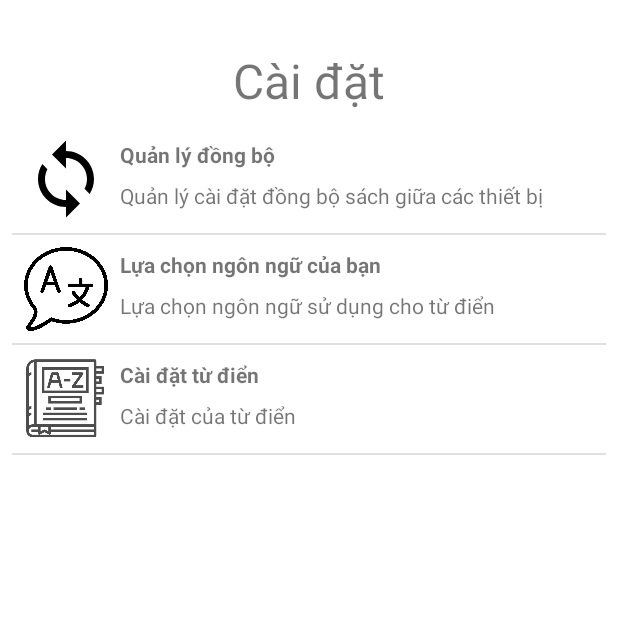
After one commit to mirushi/BookLib, an Android app: the SettingsActivity screen opened directly, with no data from a screen before it, on a phone screen of 412 x 824 dp, the top half of it. The commit adds this screen. Run offline under Robolectric (Android 15) with nearby library versions, the phone set to English and light mode, and no system bars.

Commit message:
Thêm Activity cài đặt

```diff
--- a/app/src/main/AndroidManifest.xml
+++ b/app/src/main/AndroidManifest.xml
@@ -30,6 +30,8 @@
             android:label="About" />
         <activity android:name=".Activity.AddNewBookActivity" />
 
+        <activity android:name=".Activity.SettingsActivity"/>
+
         <activity android:name=".Activity.openListSong" />
 
         <service android:name=".service.MyService" />
--- a/app/src/main/java/luubieunghi/lbn/booklib/Activity/MainActivity.java
+++ b/app/src/main/java/luubieunghi/lbn/booklib/Activity/MainActivity.java
@@ -11,6 +11,7 @@ import androidx.viewpager.widget.ViewPager;
 
 import luubieunghi.lbn.booklib.R;
 import luubieunghi.lbn.booklib.adapter.BookListingPagerAdapter;
+import luubieunghi.lbn.booklib.adapter.BookRecyclerViewAdapter;
 import luubieunghi.lbn.booklib.service.AppWideGesturesListener;
 
 import android.content.Intent;
@@ -20,6 +21,7 @@ import android.os.PersistableBundle;
 import android.view.GestureDetector.SimpleOnGestureListener;
 import android.view.Menu;
 import android.view.MenuItem;
+import android.widget.Toast;
 
 import com.google.android.material.tabs.TabLayout;
 
@@ -63,6 +65,44 @@ public class MainActivity extends AppCompatActivity {
     }
 
     @Override
+    public boolean onContextItemSelected(MenuItem item){
+
+        switch (item.getItemId())
+        {
+            case BookRecyclerViewAdapter.loadBookDetailsID:{
+                displayMessage("Load Book Details Clicked !");
+                return true;
+            }
+            case BookRecyclerViewAdapter.startReadingBookID:{
+                displayMessage("Start reading book clicked !");
+                return true;
+            }
+            case BookRecyclerViewAdapter.viewBookmarksID:{
+                displayMessage("View Bookmark clicked !");
+                return true;
+            }
+            case BookRecyclerViewAdapter.viewHighlightsID:{
+                displayMessage("View highlight clicked !");
+                return true;
+            }
+            case BookRecyclerViewAdapter.markReadID:{
+                displayMessage("Mark read clicked !");
+                return true;
+            }
+            case BookRecyclerViewAdapter.deleteBookID:{
+                displayMessage("Delete book clicked !");
+                return true;
+            }
+        }
+
+        return super.onContextItemSelected(item);
+    }
+
+    private void displayMessage(String message){
+        Toast.makeText(this, message, Toast.LENGTH_LONG).show();
+    }
+
+    @Override
     public void onConfigurationChanged(Configuration newConfig) {
         super.onConfigurationChanged(newConfig);
         drawerToggle.onConfigurationChanged(newConfig);
@@ -93,15 +133,26 @@ public class MainActivity extends AppCompatActivity {
         toolbar.setOnMenuItemClickListener(new OnMenuItemClickListener() {
             @Override
             public boolean onMenuItemClick(MenuItem item) {
-                if (item.getItemId() == R.id.menu_item_about)
+                switch (item.getItemId())
+                {
+                    case R.id.menu_item_about:
                     {
                         Intent intent = new Intent(MainActivity.this, AboutActivity.class);
                         startActivity(intent);
+                        break;
                     }
-                else if (item.getItemId() == R.id.menu_main_item_add_book)
+                    case R.id.menu_main_item_add_book:
                     {
                         Intent intent = new Intent(MainActivity.this, AddNewBookActivity.class);
                         startActivity(intent);
+                        break;
+                    }
+                    case R.id.menu_item_settings:
+                    {
+                        Intent intent = new Intent(MainActivity.this, SettingsActivity.class);
+                        startActivity(intent);
+                        break;
+                    }
                 }
                 return false;
             }
--- /dev/null
+++ b/app/src/main/java/luubieunghi/lbn/booklib/Activity/SettingsActivity.java
@@ -0,0 +1,56 @@
+package luubieunghi.lbn.booklib.Activity;
+
+import android.graphics.drawable.Drawable;
+import android.os.Bundle;
+import android.widget.ListView;
+
+import java.util.ArrayList;
+
+import androidx.appcompat.app.AppCompatActivity;
+import luubieunghi.lbn.booklib.R;
+import luubieunghi.lbn.booklib.adapter.SettingsItemAdapter;
+import luubieunghi.lbn.booklib.model.SettingItemModel;
+
+public class SettingsActivity extends AppCompatActivity {
+
+    ListView lsViewSettings;
+    SettingItemModel simSync;
+    SettingItemModel simSelectLanguages;
+    SettingItemModel simDictionarySettings;
+
+    @Override
+    protected void onCreate (Bundle savedInstanceState){
+        super.onCreate(savedInstanceState);
+        setContentView(R.layout.activity_settings);
+
+        //Ánh xạ giá trị.
+        AssignValues();
+
+        //Load listView item.
+        LoadSettingsItem();
+    }
+
+    private void LoadSettingsItem() {
+        ArrayList<SettingItemModel> settingsItem = new ArrayList<>();
+
+        Drawable syncIcon = getResources().getDrawable(R.drawable.ic_sync_black_24dp);
+        simSync = new SettingItemModel("Quản lý đồng bộ", "Quản lý cài đặt đồng bộ sách giữa các thiết bị", syncIcon);
+
+        Drawable selectLanguageIcon = getResources().getDrawable(R.drawable.ic_language);
+        simSelectLanguages = new SettingItemModel("Lựa chọn ngôn ngữ của bạn", "Lựa chọn ngôn ngữ sử dụng cho từ điển", selectLanguageIcon);
+
+        Drawable dictionarySettingsIcon = getResources().getDrawable(R.drawable.ic_dictionary);
+        simDictionarySettings = new SettingItemModel("Cài đặt từ điển", "Cài đặt của từ điển", dictionarySettingsIcon);
+
+        settingsItem.add(simSync);
+        settingsItem.add(simSelectLanguages);
+        settingsItem.add(simDictionarySettings);
+
+        SettingsItemAdapter adapter = new SettingsItemAdapter(this, R.layout.item_setting, settingsItem);
+        lsViewSettings.setAdapter(adapter);
+    }
+
+    private void AssignValues() {
+        lsViewSettings = (ListView)findViewById(R.id.activity_settings_lsView_settings);
+    }
+}
--- a/app/src/main/java/luubieunghi/lbn/booklib/adapter/BookRecyclerViewAdapter.java
+++ b/app/src/main/java/luubieunghi/lbn/booklib/adapter/BookRecyclerViewAdapter.java
@@ -4,6 +4,7 @@ import android.content.Context;
 import android.content.Intent;
 import android.view.ContextMenu;
 import android.view.LayoutInflater;
+import android.view.MenuItem;
 import android.view.View;
 import android.view.ViewGroup;
 import android.widget.ImageView;
@@ -26,12 +27,12 @@ public class BookRecyclerViewAdapter extends RecyclerView.Adapter<BookRecyclerVi
     private Context context;
 
     //Những hằng số để phân biệt các item trong context menu.
-    private final int startReadingBookID = 1123;
-    private final int loadBookDetailsID = 1124;
-    private final int viewBookmarksID = 1125;
-    private final int viewHighlightsID = 1126;
-    private final int markReadID = 1127;
-    private final int deleteBookID = 1128;
+    public static final int startReadingBookID = 1123;
+    public static final int loadBookDetailsID = 1124;
+    public static final int viewBookmarksID = 1125;
+    public static final int viewHighlightsID = 1126;
+    public static final int markReadID = 1127;
+    public static final int deleteBookID = 1128;
 
     public BookRecyclerViewAdapter(List<Book> bookList) {
         this.bookList = bookList;
@@ -91,6 +92,7 @@ public class BookRecyclerViewAdapter extends RecyclerView.Adapter<BookRecyclerVi
             menu.add(this.getAdapterPosition(), markReadID, 4, "Đánh dấu là đã đọc");
             menu.add(this.getAdapterPosition(), deleteBookID, 5, "Xoá sách");
         }
+
     }
 
 
--- /dev/null
+++ b/app/src/main/java/luubieunghi/lbn/booklib/adapter/SettingsItemAdapter.java
@@ -0,0 +1,60 @@
+package luubieunghi.lbn.booklib.adapter;
+
+import android.content.Context;
+import android.view.LayoutInflater;
+import android.view.View;
+import android.view.ViewGroup;
+import android.widget.ArrayAdapter;
+import android.widget.ImageView;
+import android.widget.TextView;
+
+import java.util.List;
+
+import androidx.annotation.NonNull;
+import androidx.annotation.Nullable;
+import luubieunghi.lbn.booklib.R;
+import luubieunghi.lbn.booklib.model.SettingItemModel;
+
+public class SettingsItemAdapter extends ArrayAdapter<SettingItemModel> {
+
+    private Context context;
+    private int resource;
+    private List<SettingItemModel> settingItems;
+
+    public SettingsItemAdapter(@NonNull Context context, int resource, @NonNull List<SettingItemModel> objects) {
+        super(context, resource, objects);
+        this.context = context;
+        this.resource = resource;
+        this.settingItems = objects;
+    }
+
+    @NonNull
+    @Override
+    public View getView(int position, @Nullable View convertView, @NonNull ViewGroup parent) {
+        ViewHolder viewHolder;
+        if (convertView == null){
+            convertView = LayoutInflater.from(context).inflate(R.layout.item_setting, parent, false);
+            viewHolder = new ViewHolder();
+
+            viewHolder.imgSymbol = (ImageView)convertView.findViewById(R.id.item_setting_imgView_symbol);
+            viewHolder.txtViewTitle = (TextView)convertView.findViewById(R.id.item_setting_txtView_title);
+            viewHolder.txtViewDescription = (TextView)convertView.findViewById(R.id.item_setting_txtView_description);
+
+            convertView.setTag(viewHolder);
+        }
+        else{
+            viewHolder = (ViewHolder)convertView.getTag();
+        }
+        SettingItemModel settingItem = settingItems.get(position);
+        viewHolder.imgSymbol.setImageDrawable(settingItem.getImage());
+        viewHolder.txtViewTitle.setText(settingItem.getTitle());
+        viewHolder.txtViewDescription.setText(settingItem.getDescription());
+
+        return convertView;
+    }
+    public class ViewHolder{
+        ImageView imgSymbol;
+        TextView txtViewTitle;
+        TextView txtViewDescription;
+    }
+}
--- /dev/null
+++ b/app/src/main/java/luubieunghi/lbn/booklib/model/SettingItemModel.java
@@ -0,0 +1,42 @@
+package luubieunghi.lbn.booklib.model;
+
+import android.graphics.Bitmap;
+import android.graphics.BitmapFactory;
+import android.graphics.drawable.Drawable;
+
+public class SettingItemModel {
+
+    private String title;
+    private String description;
+    private Drawable image;
+
+    public SettingItemModel(String title, String description, Drawable drawable){
+        this.title = title;
+        this.description = description;
+        this.image = drawable;
+    }
+
+    public String getTitle() {
+        return title;
+    }
+
+    public void setTitle(String title) {
+        this.title = title;
+    }
+
+    public String getDescription() {
+        return description;
+    }
+
+    public void setDescription(String description) {
+        this.description = description;
+    }
+
+    public Drawable getImage() {
+        return image;
+    }
+
+    public void setImage(Drawable image) {
+        this.image = image;
+    }
+}
--- /dev/null
+++ b/app/src/main/res/drawable/ic_sync_black_24dp.xml
@@ -0,0 +1,9 @@
+<vector xmlns:android="http://schemas.android.com/apk/res/android"
+        android:width="24dp"
+        android:height="24dp"
+        android:viewportWidth="24.0"
+        android:viewportHeight="24.0">
+    <path
+        android:fillColor="#FF000000"
+        android:pathData="M12,4L12,1L8,5l4,4L12,6c3.31,0 6,2.69 6,6 0,1.01 -0.25,1.97 -0.7,2.8l1.46,1.46C19.54,15.03 20,13.57 20,12c0,-4.42 -3.58,-8 -8,-8zM12,18c-3.31,0 -6,-2.69 -6,-6 0,-1.01 0.25,-1.97 0.7,-2.8L5.24,7.74C4.46,8.97 4,10.43 4,12c0,4.42 3.58,8 8,8v3l4,-4 -4,-4v3z"/>
+</vector>
--- /dev/null
+++ b/app/src/main/res/layout/activity_settings.xml
@@ -0,0 +1,31 @@
+<?xml version="1.0" encoding="utf-8"?>
+<LinearLayout xmlns:android="http://schemas.android.com/apk/res/android"
+    xmlns:app="http://schemas.android.com/apk/res-auto"
+    android:id="@+id/activity_settings_layout"
+    android:orientation="vertical"
+    android:layout_width="match_parent"
+    android:layout_height="match_parent">
+
+    <TextView
+        android:id="@+id/activity_settings_label_description"
+        android:layout_width="wrap_content"
+        android:layout_height="wrap_content"
+        android:text="Cài đặt"
+        android:textSize="32sp"
+        android:layout_gravity="center"
+        app:layout_constraintTop_toTopOf="@id/activity_settings_layout"
+        app:layout_constraintLeft_toLeftOf="@id/activity_settings_layout"
+        app:layout_constraintRight_toRightOf="@id/activity_settings_layout"
+        android:layout_marginTop="32dp"/>
+
+    <ListView
+        android:id="@+id/activity_settings_lsView_settings"
+        android:layout_width="match_parent"
+        android:layout_height="match_parent"
+        app:layout_constraintTop_toBottomOf="@id/activity_settings_label_description"
+        app:layout_constraintLeft_toLeftOf="@id/activity_settings_layout"
+        app:layout_constraintRight_toRightOf="@id/activity_settings_layout"
+        android:layout_marginTop="8dp"
+        android:layout_marginHorizontal="8dp"/>
+
+</LinearLayout>
--- /dev/null
+++ b/app/src/main/res/layout/item_setting.xml
@@ -0,0 +1,48 @@
+<?xml version="1.0" encoding="utf-8"?>
+<TableLayout xmlns:android="http://schemas.android.com/apk/res/android"
+    xmlns:app="http://schemas.android.com/apk/res-auto"
+    android:id="@+id/item_setting_layout"
+    android:orientation="vertical"
+    android:layout_width="match_parent"
+    android:layout_height="wrap_content">
+
+    <TableRow>
+
+        <ImageView
+            android:id="@+id/item_setting_imgView_symbol"
+            android:layout_height="56dp"
+            android:layout_width="56dp"
+            android:layout_marginLeft="8dp"
+            android:layout_marginTop="8dp"
+            android:layout_marginBottom="8dp"/>
+
+        <TableLayout
+            android:id="@+id/item_settings_title_and_description_layout"
+            android:layout_marginLeft="8dp">
+            <TableRow>
+                <TextView
+                    android:id="@+id/item_setting_txtView_title"
+                    android:layout_width="match_parent"
+                    android:layout_height="wrap_content"
+                    android:maxLines="3"
+                    android:layout_marginTop="10dp"
+                    android:text="Title"
+                    android:textStyle="bold"
+                    android:autoSizeTextType="uniform"/>
+            </TableRow>
+
+            <TableRow>
+                <TextView
+                    android:id="@+id/item_setting_txtView_description"
+                    android:layout_width="match_parent"
+                    android:layout_height="wrap_content"
+                    android:maxLines="3"
+                    android:layout_marginTop="8dp"
+                    android:layout_marginBottom="8dp"
+                    android:text="Description"
+                    android:autoSizeTextType="uniform"/>
+            </TableRow>
+        </TableLayout>
+
+    </TableRow>
+</TableLayout>
```
Also changed, not shown: app/src/main/res/drawable/ic_dictionary.jpg (added), app/src/main/res/drawable/ic_language.png (added). Lines whose indentation alone changed are shown as unchanged.
